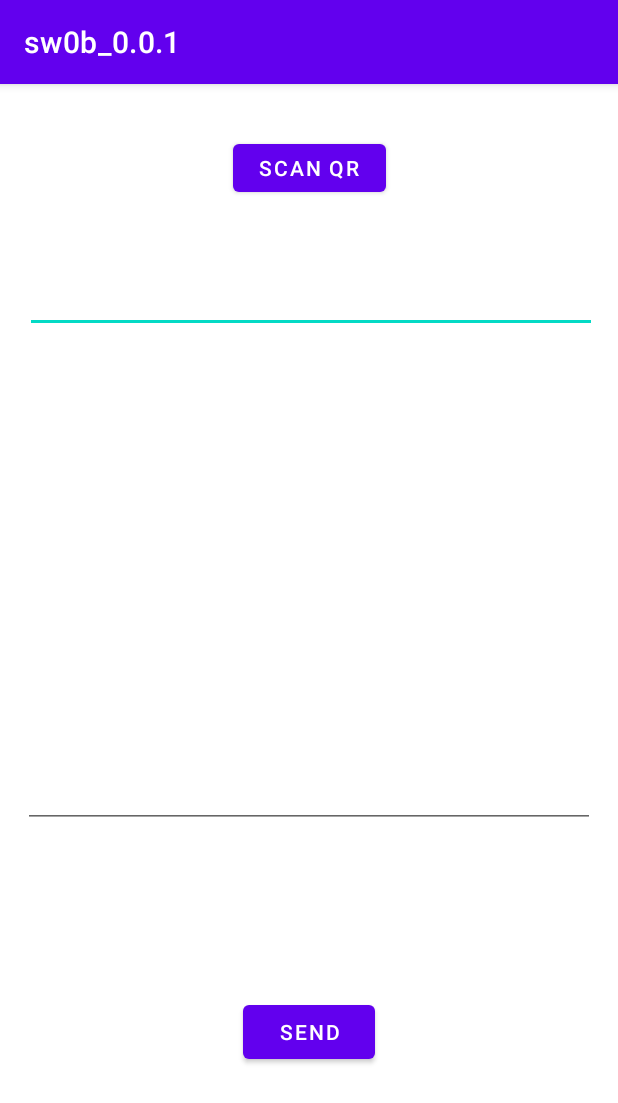
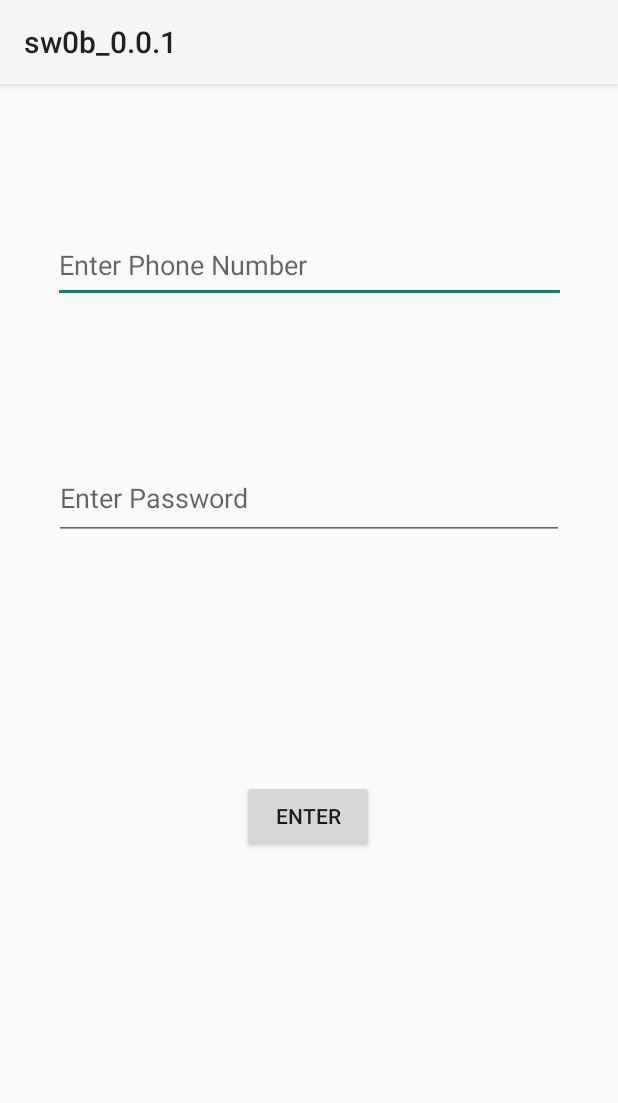
Before and after one commit to smswithoutborders/SMSWithoutBorders-App-Android, an Android app: the screen it shows after launch (MainActivity before the commit, Login after it), on a phone screen of 412 x 824 dp. Shown: the top 1103 px of the screen. Run offline under Robolectric (Android 15) with nearby library versions, the light colour scheme and no system bars.

Commit message:
Update: Login screen included, and now intents. Will need some finetuning and everything will be good to go.

```diff
--- a/app/build.gradle
+++ b/app/build.gradle
@@ -33,6 +33,9 @@ dependencies {
     implementation 'androidx.appcompat:appcompat:1.2.0'
     implementation 'com.google.android.material:material:1.3.0'
     implementation 'androidx.constraintlayout:constraintlayout:2.0.4'
+    implementation 'androidx.annotation:annotation:1.1.0'
+    implementation 'androidx.lifecycle:lifecycle-livedata-ktx:2.2.0'
+    implementation 'androidx.lifecycle:lifecycle-viewmodel-ktx:2.2.0'
     testImplementation 'junit:junit:4.+'
     androidTestImplementation 'androidx.test.ext:junit:1.1.2'
     androidTestImplementation 'androidx.test.espresso:espresso-core:3.3.0'
--- /dev/null
+++ b/app/src/main/java/com/example/sw0b_001/Login.java
@@ -0,0 +1,30 @@
+package com.example.sw0b_001;
+
+import androidx.appcompat.app.AppCompatActivity;
+
+import android.content.Intent;
+import android.os.Bundle;
+import android.view.View;
+import android.widget.EditText;
+
+public class Login extends AppCompatActivity {
+
+    EditText phonenumber, password;
+
+    @Override
+    protected void onCreate(Bundle savedInstanceState) {
+        super.onCreate(savedInstanceState);
+        setContentView(R.layout.activity_login);
+    }
+
+    public void validateInput(View view) {
+        phonenumber = findViewById(R.id.user_phonenumber);
+        password = findViewById(R.id.user_password);
+
+        System.out.println("[+] Phonenumber:" + phonenumber.getText().toString());
+        System.out.println("[+] Password: " + password.getText().toString());
+
+        Intent intent = new Intent(this, MainActivity.class);
+        startActivity(intent);
+    }
+}
--- /dev/null
+++ b/app/src/main/res/layout/activity_login.xml
@@ -0,0 +1,47 @@
+<?xml version="1.0" encoding="utf-8"?>
+<androidx.constraintlayout.widget.ConstraintLayout xmlns:android="http://schemas.android.com/apk/res/android"
+    xmlns:app="http://schemas.android.com/apk/res-auto"
+    xmlns:tools="http://schemas.android.com/tools"
+    android:layout_width="match_parent"
+    android:layout_height="match_parent"
+    tools:context=".Login">
+
+    <EditText
+        android:id="@+id/user_phonenumber"
+        android:layout_width="342dp"
+        android:layout_height="50dp"
+        android:layout_marginTop="72dp"
+        android:ems="10"
+        android:hint="Enter Phone Number"
+        android:inputType="phone"
+        app:layout_constraintBottom_toTopOf="@+id/user_password"
+        app:layout_constraintEnd_toEndOf="parent"
+        app:layout_constraintStart_toStartOf="parent"
+        app:layout_constraintTop_toTopOf="parent"
+        app:layout_constraintVertical_bias="0.187" />
+
+    <EditText
+        android:id="@+id/user_password"
+        android:layout_width="340dp"
+        android:layout_height="55dp"
+        android:layout_marginBottom="160dp"
+        android:ems="10"
+        android:hint="Enter Password"
+        android:inputType="textPassword"
+        app:layout_constraintBottom_toTopOf="@+id/btn_enter"
+        app:layout_constraintEnd_toEndOf="parent"
+        app:layout_constraintHorizontal_bias="0.497"
+        app:layout_constraintStart_toStartOf="parent" />
+
+    <Button
+        android:id="@+id/btn_enter"
+        android:layout_width="wrap_content"
+        android:layout_height="wrap_content"
+        android:layout_marginBottom="256dp"
+        android:onClick="validateInput"
+        android:text="ENTER"
+        app:layout_constraintBottom_toBottomOf="parent"
+        app:layout_constraintEnd_toEndOf="parent"
+        app:layout_constraintHorizontal_bias="0.498"
+        app:layout_constraintStart_toStartOf="parent" />
+</androidx.constraintlayout.widget.ConstraintLayout>
--- a/app/src/main/res/layout/activity_main.xml
+++ b/app/src/main/res/layout/activity_main.xml
@@ -27,7 +27,7 @@
         android:inputType="textMultiLine"
         app:layout_constraintBottom_toTopOf="@+id/sendBtn"
         app:layout_constraintEnd_toEndOf="parent"
-        app:layout_constraintHorizontal_bias="0.5"
+        app:layout_constraintHorizontal_bias="0.466"
         app:layout_constraintStart_toStartOf="parent"
         app:layout_constraintTop_toBottomOf="@+id/editPhonenumber" />
 
--- a/app/src/main/res/layout/activity_qrscanner.xml
+++ b/app/src/main/res/layout/activity_qrscanner.xml
@@ -26,7 +26,6 @@
         android:layout_height="345dp"
         app:layout_constraintBottom_toTopOf="@+id/qr_text"
         app:layout_constraintEnd_toEndOf="parent"
-        app:layout_constraintHorizontal_bias="0.5"
         app:layout_constraintStart_toStartOf="parent"
         app:layout_constraintTop_toTopOf="parent"
         app:layout_constraintVertical_bias="0.0" />
--- a/app/src/main/res/values-night/themes.xml
+++ /dev/null
@@ -1,16 +0,0 @@
-<resources xmlns:tools="http://schemas.android.com/tools">
-    <!-- Base application theme. -->
-    <style name="Theme.Sw0b_001" parent="Theme.MaterialComponents.DayNight.DarkActionBar">
-        <!-- Primary brand color. -->
-        <item name="colorPrimary">@color/purple_200</item>
-        <item name="colorPrimaryVariant">@color/purple_700</item>
-        <item name="colorOnPrimary">@color/black</item>
-        <!-- Secondary brand color. -->
-        <item name="colorSecondary">@color/teal_200</item>
-        <item name="colorSecondaryVariant">@color/teal_200</item>
-        <item name="colorOnSecondary">@color/black</item>
-        <!-- Status bar color. -->
-        <item name="android:statusBarColor" tools:targetApi="l">?attr/colorPrimaryVariant</item>
-        <!-- Customize your theme here. -->
-    </style>
-</resources>
--- a/app/src/main/res/values/themes.xml
+++ /dev/null
@@ -1,16 +0,0 @@
-<resources xmlns:tools="http://schemas.android.com/tools">
-    <!-- Base application theme. -->
-    <style name="Theme.Sw0b_001" parent="Theme.MaterialComponents.DayNight.DarkActionBar">
-        <!-- Primary brand color. -->
-        <item name="colorPrimary">@color/purple_500</item>
-        <item name="colorPrimaryVariant">@color/purple_700</item>
-        <item name="colorOnPrimary">@color/white</item>
-        <!-- Secondary brand color. -->
-        <item name="colorSecondary">@color/teal_200</item>
-        <item name="colorSecondaryVariant">@color/teal_700</item>
-        <item name="colorOnSecondary">@color/black</item>
-        <!-- Status bar color. -->
-        <item name="android:statusBarColor" tools:targetApi="l">?attr/colorPrimaryVariant</item>
-        <!-- Customize your theme here. -->
-    </style>
-</resources>
```
Also changed, not shown: app/src/main/AndroidManifest.xml (+4 -3 lines), app/src/main/res/values/strings.xml (+9 -0 lines).
